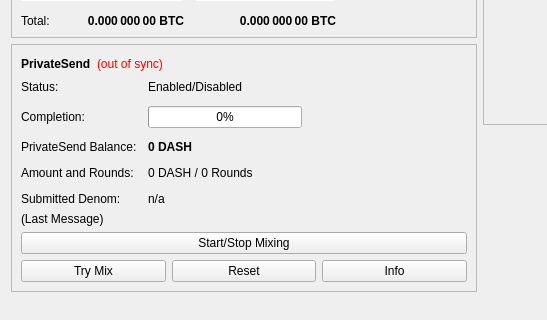
dashpay/dash, file src/qt/forms/overviewpage.ui: the form before one commit; both pictures show x 0 to 547 and y 178 to 498 of the 960 by 585 pixel window.
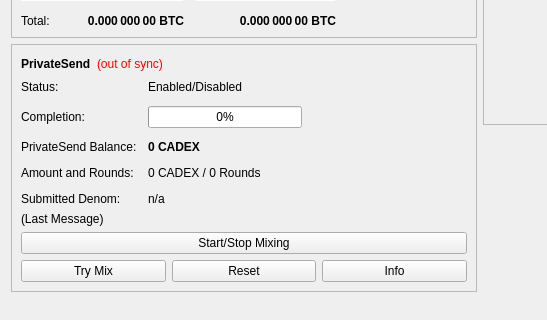
The form after the commit.

The edit to the form file:
```diff
--- a/src/qt/forms/overviewpage.ui
+++ b/src/qt/forms/overviewpage.ui
@@ -514,7 +514,7 @@
                </font>
               </property>
               <property name="text">
-               <string notr="true">0 DASH</string>
+               <string notr="true">0 CADEX</string>
               </property>
              </widget>
             </item>
@@ -528,7 +528,7 @@
             <item row="3" column="1">
              <widget class="QLabel" name="labelAmountRounds">
               <property name="text">
-               <string>0 DASH / 0 Rounds</string>
+               <string>0 CADEX / 0 Rounds</string>
               </property>
              </widget>
             </item>
```
